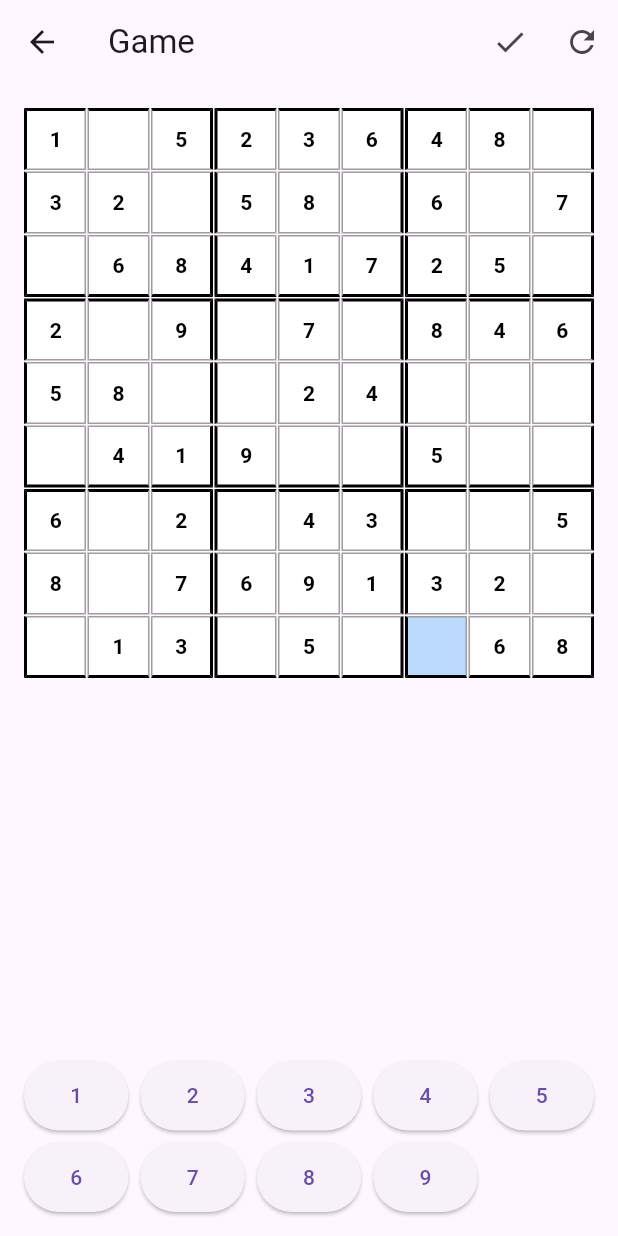
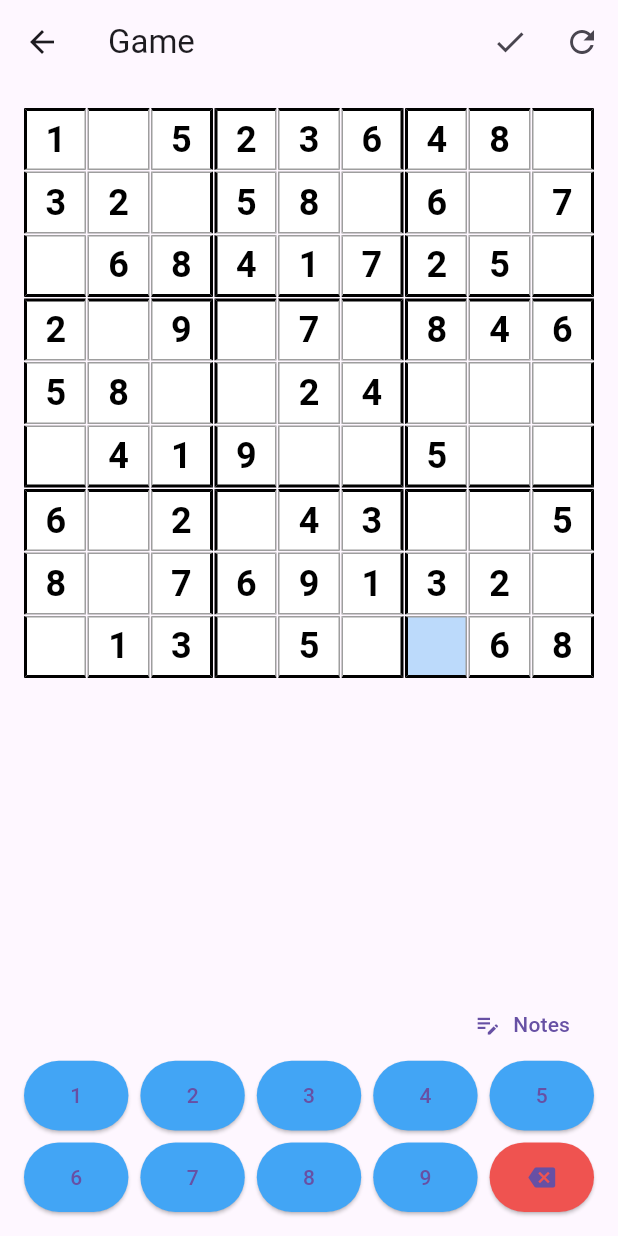
Before and after one commit to lexm2/Kazutani, a Flutter app: the GameScreen screen opened by its route, after a tap on the "check" icon, after a tap on the "refresh" icon, on a phone screen of 412 x 824 dp. Run offline on Flutter 3.47's test engine with Material 3 defaults, Android fonts, the light colour scheme and no system bars.

Commit message:
Remove difficulty add notes

```diff
--- a/kazutani/lib/src/app.dart
+++ b/kazutani/lib/src/app.dart
@@ -1,6 +1,7 @@
 import 'package:flutter/material.dart';
 
 import 'screens/game_screen.dart';
+import 'screens/settings_screen.dart';
 import 'settings/settings_controller.dart';
 
 import 'screens/home_screen.dart';
@@ -20,6 +21,7 @@ class MyApp extends StatelessWidget {
       routes: {
         '/': (context) => HomeScreen(),
         '/game': (context) => GameScreen(),
+        '/settings': (context) => SettingsScreen(controller: settingsController),
       },
       theme: ThemeData(
         primarySwatch: Colors.blue,
--- a/kazutani/lib/src/game/game_logic.dart
+++ b/kazutani/lib/src/game/game_logic.dart
@@ -1,12 +1,28 @@
 import 'dart:math';
+
+class ConflictPosition {
+  final int row;
+  final int col;
+  final int number;
+  final bool isOriginal;
+
+  ConflictPosition(this.row, this.col, this.number, this.isOriginal);
+}
+
+class ValidationResult {
+  final bool isValid;
+  final List<ConflictPosition> conflicts;
+
+  ValidationResult(this.isValid, this.conflicts);
+}
 
 class SudokuLogic {
   // Generate a valid Sudoku puzzle
-  List<List<int>> generatePuzzle(String difficulty) {
+  List<List<int>> generatePuzzle() {
     List<List<int>> grid = List.generate(9, (_) => List.filled(9, 0));
     _fillDiagonal(grid);
     _solveSudoku(grid);
-    _removeNumbers(grid, difficulty);
+    _removeNumbers(grid);
     return grid;
   }
 
@@ -76,8 +92,9 @@ class SudokuLogic {
     return true;
   }
 
-  void _removeNumbers(List<List<int>> grid, String difficulty) {
-    int numbersToRemove = _getDifficultyCount(difficulty);
+  void _removeNumbers(List<List<int>> grid) {
+    // TODO: Implement removal logic
+    int numbersToRemove = 30;
     Random random = Random();
 
     while (numbersToRemove > 0) {
@@ -91,22 +108,36 @@ class SudokuLogic {
     }
   }
 
-  int _getDifficultyCount(String difficulty) {
-    switch (difficulty) {
-      case 'easy':
-        return 30;
-      case 'medium':
-        return 40;
-      case 'hard':
-        return 50;
-      default:
-        return 30;
+  ValidationResult validateMove(List<List<int>> board, int row, int col,
+      int number, List<List<bool>> isOriginal) {
+    List<ConflictPosition> conflicts = [];
+
+    // Check row
+    for (int c = 0; c < 9; c++) {
+      if (board[row][c] == number) {
+        conflicts.add(ConflictPosition(row, c, number, isOriginal[row][c]));
+      }
     }
-  }
 
-  bool validateMove(List<List<int>> grid, int row, int col, int number) {
-    // Check if the move is valid according to Sudoku rules
-    return _isSafe(grid, row, col, number);
+    // Check column
+    for (int r = 0; r < 9; r++) {
+      if (board[r][col] == number) {
+        conflicts.add(ConflictPosition(r, col, number, isOriginal[r][col]));
+      }
+    }
+
+    // Check 3x3 box
+    int boxRow = row - row % 3;
+    int boxCol = col - col % 3;
+    for (int r = boxRow; r < boxRow + 3; r++) {
+      for (int c = boxCol; c < boxCol + 3; c++) {
+        if (board[r][c] == number) {
+          conflicts.add(ConflictPosition(r, c, number, isOriginal[r][c]));
+        }
+      }
+    }
+
+    return ValidationResult(conflicts.isEmpty, conflicts);
   }
 
   bool isGameComplete(List<List<int>> grid) {
--- a/kazutani/lib/src/game/game_state.dart
+++ b/kazutani/lib/src/game/game_state.dart
@@ -6,9 +6,11 @@ class GameState extends ChangeNotifier {
   final SudokuLogic _logic = SudokuLogic();
   List<List<int>> board = List.generate(9, (_) => List.filled(9, 0));
   List<List<bool>> isOriginal = List.generate(9, (_) => List.filled(9, false));
+  List<List<Set<int>>> notes =
+      List.generate(9, (_) => List.generate(9, (_) => <int>{}));
+  bool isNoteMode = false;
   int selectedRow = -1;
   int selectedCol = -1;
-  String difficulty = 'easy';
   bool hasWon = false;
   int moveCount = 0;
   ValueNotifier<Duration> gameTime = ValueNotifier(Duration.zero);
@@ -23,16 +25,45 @@ class GameState extends ChangeNotifier {
     if (selectedRow != -1 &&
         selectedCol != -1 &&
         !isOriginal[selectedRow][selectedCol]) {
-      if (_logic.validateMove(board, selectedRow, selectedCol, number)) {
+      if (isNoteMode) {
+        if (notes[selectedRow][selectedCol].contains(number)) {
+          notes[selectedRow][selectedCol].remove(number);
+        } else {
+          notes[selectedRow][selectedCol].add(number);
+        }
+      } else {
+        var validationResult = _logic.validateMove(
+            board, selectedRow, selectedCol, number, isOriginal);
+        if (validationResult.isValid) {
           board[selectedRow][selectedCol] = number;
+          notes[selectedRow][selectedCol].clear();
           moveCount++;
 
           if (_logic.isGameComplete(board)) {
             hasWon = true;
             _handleWin();
           }
+        } else if (validationResult.conflicts.isNotEmpty) {
+          notes[selectedRow][selectedCol].add(number);
+          for (var conflict in validationResult.conflicts) {
+            if (conflict.isOriginal) continue;
+            int previousNumber = board[conflict.row][conflict.col];
+            board[conflict.row][conflict.col] = 0;
+            notes[conflict.row][conflict.col].add(previousNumber);
+          }
+        }
+      }
       notifyListeners();
     }
+  }
+
+  void clearCell() {
+    if (selectedRow != -1 &&
+        selectedCol != -1 &&
+        !isOriginal[selectedRow][selectedCol]) {
+      board[selectedRow][selectedCol] = 0;
+      notes[selectedRow][selectedCol].clear();
+      notifyListeners();
     }
   }
 
@@ -46,9 +77,9 @@ class GameState extends ChangeNotifier {
             children: [
               Text('You completed the puzzle!'),
               Text('Moves: $moveCount'),
-              Text('Difficulty: ${difficulty.toUpperCase()}'),
               SizedBox(height: 16),
-              Text('Game Time: ${gameTime.value.inMinutes}:${(gameTime.value.inSeconds.remainder(60)).toString().padLeft(2, '0')}'),
+              Text(
+                  'Game Time: ${gameTime.value.inMinutes}:${(gameTime.value.inSeconds.remainder(60)).toString().padLeft(2, '0')}'),
             ],
           ),
           actions: [
@@ -77,10 +108,12 @@ class GameState extends ChangeNotifier {
     moveCount = 0;
     hasWon = false;
     gameTime.value = Duration.zero;
+    notes = List.generate(9, (_) => List.generate(9, (_) => <int>{}));
+    notifyListeners();
   }
 
   void startNewGame() {
-    board = _logic.generatePuzzle(difficulty);
+    board = _logic.generatePuzzle();
     _setOriginalNumbers();
     notifyListeners();
   }
@@ -93,9 +126,9 @@ class GameState extends ChangeNotifier {
     }
   }
 
-  void setDifficulty(String newDifficulty) {
-    difficulty = newDifficulty;
-    startNewGame();
+  void toggleNoteMode() {
+    isNoteMode = !isNoteMode;
+    notifyListeners();
   }
 
   void completeGameTest() {
@@ -124,7 +157,7 @@ class GameState extends ChangeNotifier {
 
       // Try digits 1-9
       for (int num = 1; num <= 9; num++) {
-        if (_logic.validateMove(board, row, col, num)) {
+        if (_logic.validateMove(board, row, col, num, isOriginal).isValid) {
           board[row][col] = num;
           selectedRow = row;
           selectedCol = col;
--- a/kazutani/lib/src/screens/game_screen.dart
+++ b/kazutani/lib/src/screens/game_screen.dart
@@ -67,6 +67,7 @@ class GameScreenState extends State<GameScreen> {
         gameState.selectedRow == row && gameState.selectedCol == col;
     final number = gameState.board[row][col];
     final isOriginal = gameState.isOriginal[row][col];
+    final notes = gameState.notes[row][col];
 
     return GestureDetector(
       onTap: () => gameState.selectCell(row, col),
@@ -92,14 +93,34 @@ class GameScreenState extends State<GameScreen> {
             ),
           ),
         ),
-        child: Center(
+        child: number != 0
+            ? Center(
                 child: Text(
-            number == 0 ? '' : number.toString(),
+                  number.toString(),
                   style: TextStyle(
                     color: isOriginal ? Colors.black : Colors.blue,
-              fontWeight: isOriginal ? FontWeight.bold : FontWeight.normal,
+                    fontWeight:
+                        isOriginal ? FontWeight.bold : FontWeight.normal,
+                    fontSize: 24,
                   ),
                 ),
+              )
+            : GridView.count(
+                crossAxisCount: 3,
+                padding: EdgeInsets.all(2),
+                children: List.generate(9, (index) {
+                  return Center(
+                    child: notes.contains(index + 1)
+                        ? Text(
+                            '${index + 1}',
+                            style: TextStyle(
+                              color: Colors.grey[600],
+                              fontSize: 10,
+                            ),
+                          )
+                        : null,
+                  );
+                }),
               ),
       ),
     );
@@ -108,7 +129,24 @@ class GameScreenState extends State<GameScreen> {
   Widget _buildNumberPad() {
     return Container(
       padding: EdgeInsets.all(16.0),
-      child: GridView.builder(
+      child: Column(
+        children: [
+          Row(
+            mainAxisAlignment: MainAxisAlignment.end,
+            children: [
+              TextButton.icon(
+                icon: Icon(Icons.edit_note),
+                label: Text('Notes'),
+                onPressed: () => context.read<GameState>().toggleNoteMode(),
+                style: TextButton.styleFrom(
+                  backgroundColor: context.watch<GameState>().isNoteMode
+                      ? Colors.blue.withAlpha(100)
+                      : null,
+                ),
+              ),
+            ],
+          ),
+          GridView.builder(
             shrinkWrap: true,
             physics: NeverScrollableScrollPhysics(),
             gridDelegate: SliverGridDelegateWithFixedCrossAxisCount(
@@ -117,13 +155,27 @@ class GameScreenState extends State<GameScreen> {
               crossAxisSpacing: 8.0,
               mainAxisSpacing: 8.0,
             ),
-        itemCount: 9,
+            itemCount: 10, // 9 numbers + delete
             itemBuilder: (context, index) {
+              if (index == 9) {
+                return ElevatedButton(
+                  onPressed: () => context.read<GameState>().clearCell(),
+                  child: Icon(Icons.backspace),
+                  style: ElevatedButton.styleFrom(
+                    backgroundColor: Colors.red[400],
+                  ),
+                );
+              }
               return ElevatedButton(
                 onPressed: () => context.read<GameState>().setNumber(index + 1),
                 child: Text('${index + 1}'),
+                style: ElevatedButton.styleFrom(
+                  backgroundColor: Colors.blue[400],
+                ),
               );
             },
+          ),
+        ],
       ),
     );
   }
--- a/kazutani/lib/src/screens/home_screen.dart
+++ b/kazutani/lib/src/screens/home_screen.dart
@@ -10,7 +10,7 @@ class HomeScreen extends StatelessWidget {
         child: Column(
           mainAxisAlignment: MainAxisAlignment.center,
           children: [
-            Text('Your Game Name', style: Theme.of(context).textTheme.headlineLarge),
+            Text('Kazutani', style: Theme.of(context).textTheme.headlineLarge),
             SizedBox(height: 40),
             ElevatedButton(
               onPressed: () => Navigator.pushNamed(context, '/game'),
```
Also changed, not shown: kazutani/lib/src/screens/settings_screen.dart (added, +36 -0 lines), kazutani/lib/src/utils/board_storage.dart (added, +43 -0 lines), kazutani/lib/src/utils/game_serializer.dart (added, +101 -0 lines), kazutani/lib/src/widgets/difficulty_selector.dart (deleted, +0 -22 lines). Lines whose indentation alone changed are shown as unchanged.
